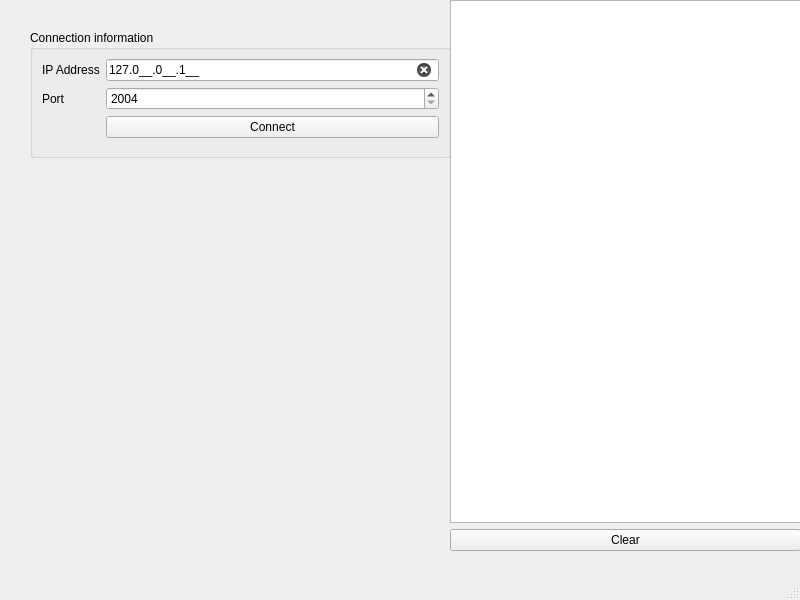
This is mainwindow.ui in VoRaX00/App-lient as Qt 5 draws it before an edit. The edited form follows.
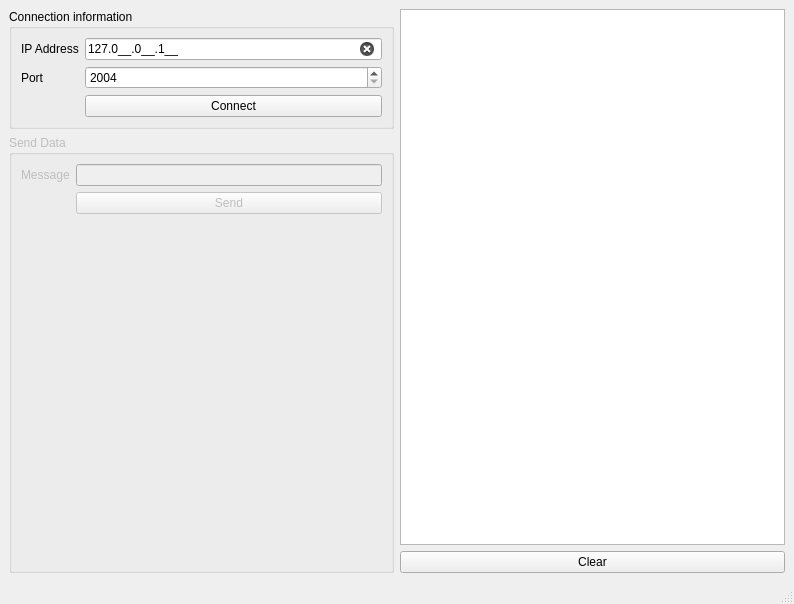
This is the edited form.

Commit message: The ability to send a message to the server has been created. And the UI has been changed

Patch:
```diff
--- a/mainwindow.ui
+++ b/mainwindow.ui
@@ -6,8 +6,8 @@
    <rect>
     <x>0</x>
     <y>0</y>
-    <width>800</width>
-    <height>600</height>
+    <width>794</width>
+    <height>604</height>
    </rect>
   </property>
   <property name="windowTitle">
@@ -25,15 +25,11 @@
 }</string>
   </property>
   <widget class="QWidget" name="centralwidget">
+   <layout class="QHBoxLayout" name="horizontalLayout">
+    <item>
+     <layout class="QVBoxLayout" name="verticalLayout_2">
+      <item>
    <widget class="QGroupBox" name="groupBox">
-    <property name="geometry">
-     <rect>
-      <x>30</x>
-      <y>30</y>
-      <width>421</width>
-      <height>128</height>
-     </rect>
-    </property>
     <property name="title">
      <string>Connection information</string>
     </property>
@@ -87,15 +83,65 @@
      </item>
     </layout>
    </widget>
-   <widget class="QWidget" name="verticalLayoutWidget">
-    <property name="geometry">
-     <rect>
-      <x>450</x>
-      <y>0</y>
-      <width>351</width>
-      <height>551</height>
-     </rect>
-    </property>
+      </item>
+      <item>
+       <widget class="QGroupBox" name="grpSendData">
+        <property name="enabled">
+         <bool>false</bool>
+        </property>
+        <property name="title">
+         <string>Send Data</string>
+        </property>
+        <layout class="QFormLayout" name="formLayout_2">
+         <item row="0" column="0">
+          <widget class="QLabel" name="label_3">
+           <property name="text">
+            <string>Message</string>
+           </property>
+          </widget>
+         </item>
+         <item row="0" column="1">
+          <widget class="QLineEdit" name="InMessage">
+           <property name="inputMask">
+            <string/>
+           </property>
+           <property name="text">
+            <string/>
+           </property>
+           <property name="clearButtonEnabled">
+            <bool>true</bool>
+           </property>
+           <property name="state" stdset="0">
+            <string/>
+           </property>
+          </widget>
+         </item>
+         <item row="1" column="1">
+          <widget class="QPushButton" name="btnSend">
+           <property name="text">
+            <string>Send</string>
+           </property>
+          </widget>
+         </item>
+         <item row="2" column="0" colspan="2">
+          <spacer name="verticalSpacer">
+           <property name="orientation">
+            <enum>Qt::Vertical</enum>
+           </property>
+           <property name="sizeHint" stdset="0">
+            <size>
+             <width>20</width>
+             <height>40</height>
+            </size>
+           </property>
+          </spacer>
+         </item>
+        </layout>
+       </widget>
+      </item>
+     </layout>
+    </item>
+    <item>
     <layout class="QVBoxLayout" name="verticalLayout">
      <item>
       <widget class="QListWidget" name="lstConsole"/>
@@ -108,7 +154,8 @@
       </widget>
      </item>
     </layout>
-   </widget>
+    </item>
+   </layout>
   </widget>
   <widget class="QMenuBar" name="menubar">
    <property name="geometry">
```
Left out of the diff: 2 changed lines with no effect on the pictures. Lines whose indentation alone changed are shown as unchanged. The commit also changes 4 other files.
